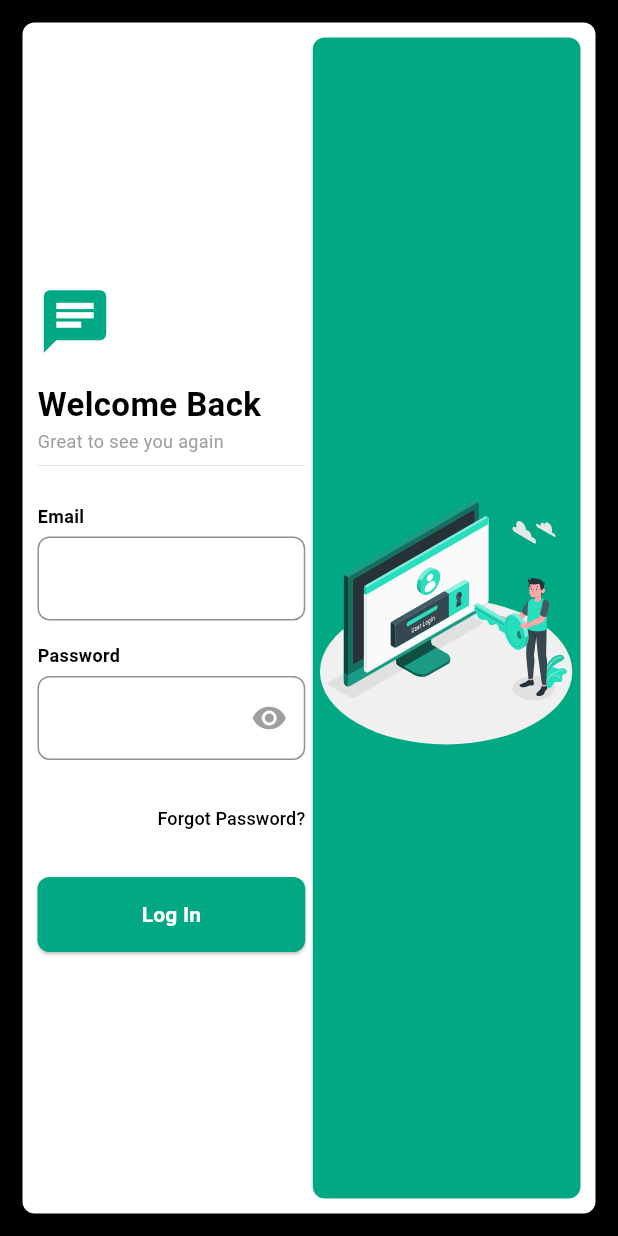
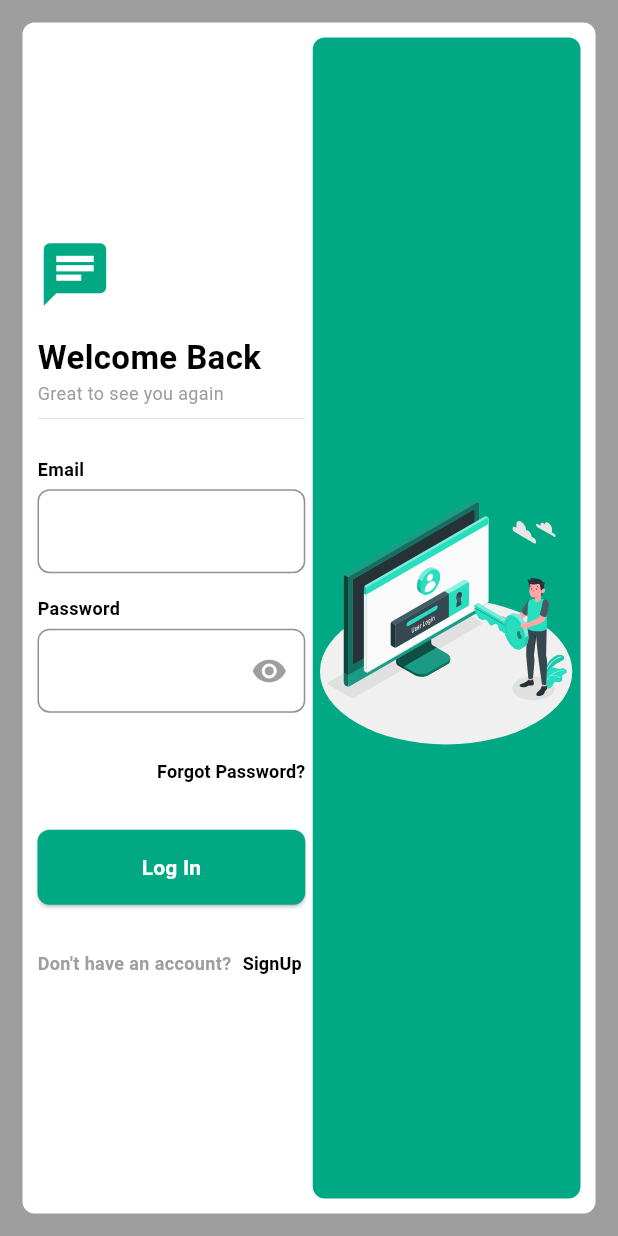
Before and after one commit to amishsxt/flutter_auth_web, a Flutter app: the screen it shows after launch, on a phone screen of 412 x 824 dp. Run offline on Flutter 3.47's test engine with Material 3 defaults, Android fonts, the phone set to English and light mode, and no system bars; our stand-ins replace flutter_svg.

Commit message:
login page ui 03

```diff
--- a/lib/main.dart
+++ b/lib/main.dart
@@ -1,4 +1,5 @@
 import 'package:flutter/material.dart';
+import 'package:web_auth/theme/colors.dart';
 import 'package:web_auth/views/auth/login_page.dart';
 
 void main() {
@@ -12,8 +13,10 @@ class MyApp extends StatelessWidget {
   Widget build(BuildContext context) {
     return MaterialApp(
       title: 'Flutter Demo',
-      theme: ThemeData.dark().copyWith(scaffoldBackgroundColor: Colors.black),
+      theme:
+          ThemeData.dark().copyWith(scaffoldBackgroundColor: AppColors.bgColor),
       home: Scaffold(
+        backgroundColor: AppColors.grey,
         body: LoginPage(),
       ),
       debugShowCheckedModeBanner: false,
--- a/lib/views/auth/login_page.dart
+++ b/lib/views/auth/login_page.dart
@@ -160,9 +160,7 @@ class _LoginPageState extends State<LoginPage> {
                 Container(
                   alignment: Alignment.topRight,
                   child: TextButton(
-                    onPressed: () {
-                      // Handle "Forgot Password?" action
-                    },
+                    onPressed: _handleForgotPassword,
                     style: TextButton.styleFrom(
                       padding: EdgeInsets.zero,
                       minimumSize: Size(0, 20),
@@ -172,7 +170,7 @@ class _LoginPageState extends State<LoginPage> {
                       style: TextStyle(
                           color: AppColors.black,
                           fontFamily: "Roboto",
-                          fontWeight: FontWeight.w500,
+                          fontWeight: FontWeight.bold,
                           fontSize: 12.0),
                     ),
                   ),
@@ -199,6 +197,37 @@ class _LoginPageState extends State<LoginPage> {
                           fontWeight: FontWeight.bold),
                     ),
                   ),
+                ),
+                SizedBox(
+                  height: 15.0,
+                ),
+                Row(
+                  mainAxisAlignment: MainAxisAlignment.center,
+                  children: [
+                    Text(
+                      "Don't have an account? ",
+                      style: TextStyle(
+                          color: AppColors.grey,
+                          fontFamily: "Roboto",
+                          fontWeight: FontWeight.bold,
+                          fontSize: 12.0),
+                    ),
+                    TextButton(
+                      onPressed: _handleSignUp,
+                      style: TextButton.styleFrom(
+                        padding: EdgeInsets.zero,
+                        minimumSize: Size(0, 20),
+                      ),
+                      child: Text(
+                        "SignUp",
+                        style: TextStyle(
+                            color: AppColors.black,
+                            fontFamily: "Roboto",
+                            fontWeight: FontWeight.bold,
+                            fontSize: 12.0),
+                      ),
+                    )
+                  ],
                 )
               ],
             ),
@@ -219,4 +248,8 @@ class _LoginPageState extends State<LoginPage> {
   }
 
   void _handleLogin() {}
+
+  void _handleSignUp() {}
+
+  void _handleForgotPassword() {}
 }
```
